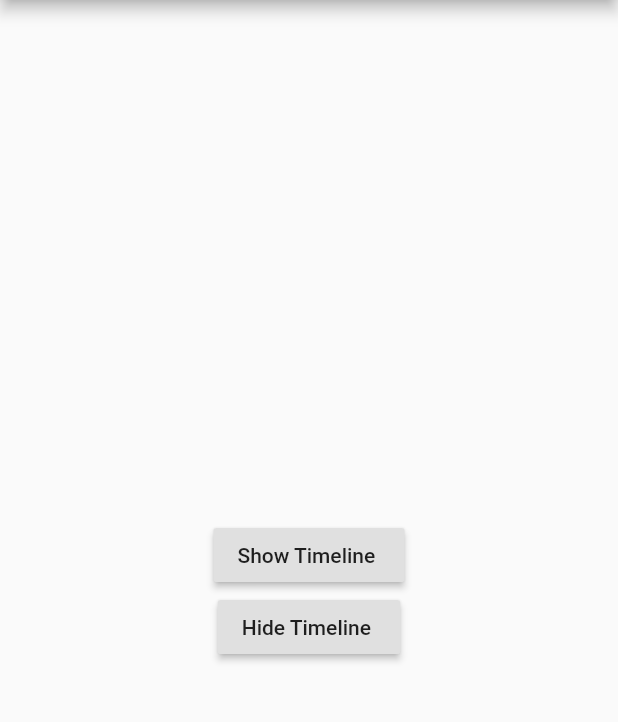
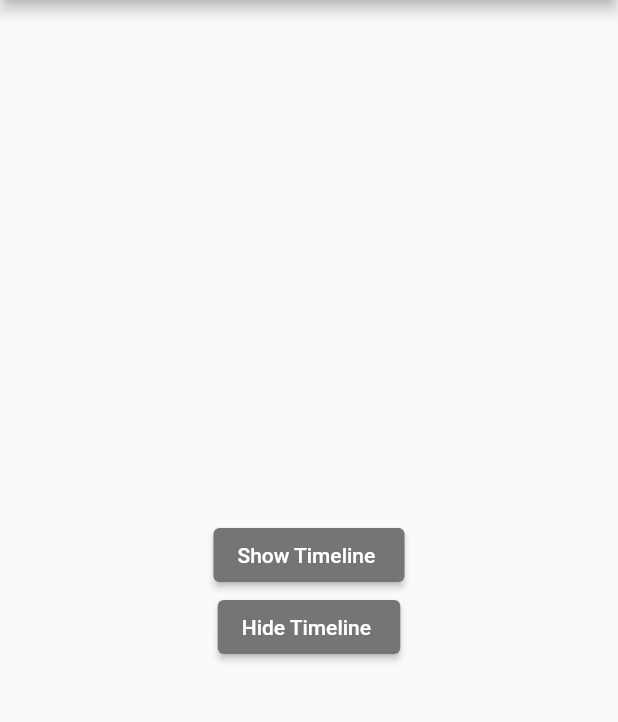
Before and after one commit to Harshdeep4295/timeline_status, a Flutter app: the screen it shows after launch, on a phone screen of 412 x 824 dp, the part 84-806 px from its top. Run offline on Flutter 3.47's test engine with Material 2 defaults, Android fonts, the phone set to English and light mode, and no system bars.

Commit message:
flutter 2 migration done

```diff
--- a/example/lib/main.dart
+++ b/example/lib/main.dart
@@ -51,19 +51,7 @@ class MyHomePage extends StatefulWidget {
 }
 
 class _MyHomePageState extends State<MyHomePage> {
-  int _counter = 0;
   bool showTimeline = false;
-  void _incrementCounter() {
-    setState(() {
-      showTimeline = true;
-      // This call to setState tells the Flutter framework that something has
-      // changed in this State, which causes it to rerun the build method below
-      // so that the display can reflect the updated values. If we changed
-      // _counter without calling setState(), then the build method would not be
-      // called again, and so nothing would appear to happen.
-      _counter++;
-    });
-  }
 
   @override
   Widget build(BuildContext context) {
@@ -97,7 +85,12 @@ class _MyHomePageState extends State<MyHomePage> {
             SizedBox(
               height: 20,
             ),
-            RaisedButton(
+            ElevatedButton(
+              style: ButtonStyle(
+                backgroundColor: MaterialStateProperty.all(
+                  Colors.grey[600],
+                ),
+              ),
               onPressed: () {
                 setState(() {
                   showTimeline = true;
@@ -105,7 +98,12 @@ class _MyHomePageState extends State<MyHomePage> {
               },
               child: Text('Show Timeline '),
             ),
-            RaisedButton(
+            ElevatedButton(
+              style: ButtonStyle(
+                backgroundColor: MaterialStateProperty.all(
+                  Colors.grey[600],
+                ),
+              ),
               onPressed: () {
                 setState(() {
                   showTimeline = false;
--- a/pubspec.yaml
+++ b/pubspec.yaml
@@ -1,6 +1,6 @@
 name: timeline_status
 description: To display status timeline, a widget will contain the step indicator with the status text given. To display different indicator different colors can be used as shown in example.
-version: 0.0.7
+version: 0.0.8
 author: Harshdeep Singh<Harshdeeps878@gmail.com>
 homepage: https://github.com/Harshdeep4295/timeline_status
 
```
Also changed, not shown: 3 other files.
